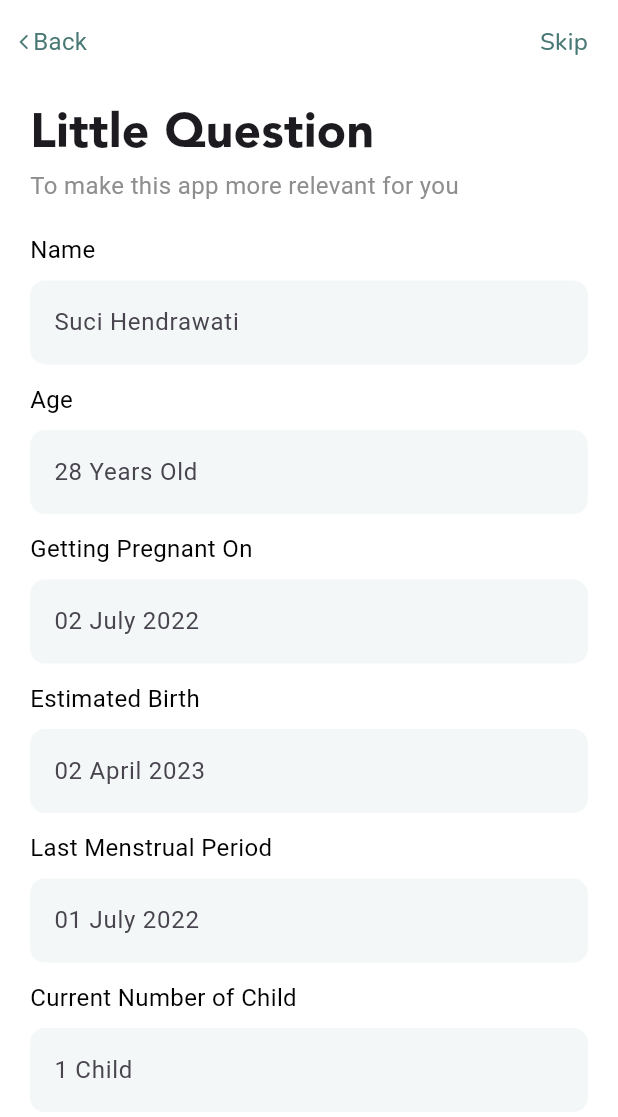
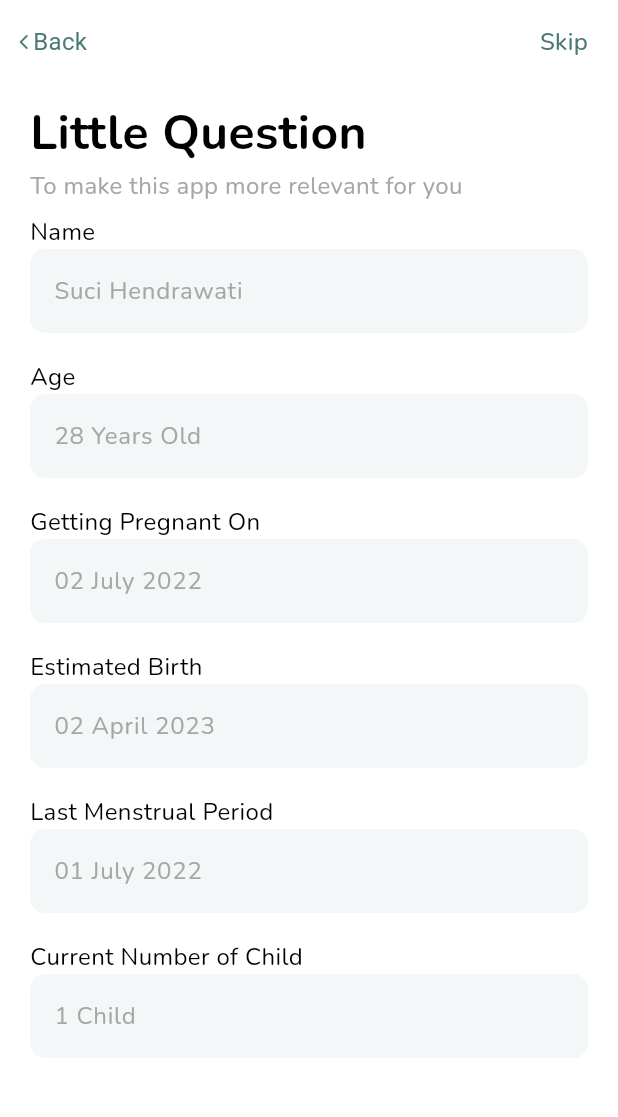
Before and after one commit to kiminandayo19/Mom_Kids_App, a Flutter app: the PreqQScreen screen opened by its route, on a phone screen of 412 x 824 dp. Shown: the top 1117 px of the screen. Run offline on Flutter 3.47's test engine with Material 2 defaults, Android fonts, the phone set to English and light mode, and no system bars; our stand-ins replace flutter_svg, fluttertoast, google_fonts, shared_preferences; accounts and stored records are empty; Roboto replaces fonts that are missing (Avenir-Roman).

Commit message:
adjustment part 2

```diff
--- /dev/null
+++ b/lib/Widgets/TextFieldLabeled/textFieldLabeled.dart
@@ -0,0 +1,64 @@
+import 'package:flutter/material.dart';
+import 'package:mom_and_kids_app/utils/constant.dart';
+
+// ignore: must_be_immutable
+class TextFieldLabeled extends StatefulWidget {
+  TextFieldLabeled({
+    Key? key,
+    required this.controller,
+    required this.inputType,
+    required this.hintText,
+    this.labelText = '',
+    this.width = double.infinity,
+  }) : super(key: key);
+
+  TextEditingController controller;
+  TextInputType inputType;
+  String hintText;
+  String labelText;
+  double width;
+
+  @override
+  State<TextFieldLabeled> createState() => _TextFieldLabeledState();
+}
+
+class _TextFieldLabeledState extends State<TextFieldLabeled> {
+  @override
+  Widget build(BuildContext context) {
+    return Padding(
+      padding: const EdgeInsets.symmetric(vertical: 8.0),
+      child: Column(
+        crossAxisAlignment: CrossAxisAlignment.start,
+        children: [
+          Text(
+            widget.labelText,
+            style: nunitoNormal(fontWeight: FontWeight.w400),
+          ),
+          SizedBox(
+            width: widget.width,
+            height: MediaQuery.of(context).size.height * 0.07,
+            child: TextFormField(
+              style: nunitoNormal(),
+              controller: widget.controller,
+              keyboardType: widget.inputType,
+              decoration: InputDecoration(
+                border: OutlineInputBorder(
+                  borderRadius: BorderRadius.circular(10),
+                  borderSide:
+                      const BorderSide(width: 0, style: BorderStyle.none),
+                ),
+                filled: true,
+                fillColor: whiteSystemHeavy,
+                hintText: widget.hintText,
+                hintStyle: nunitoNormal(
+                  color: whitePlaceHolder,
+                  fontWeight: FontWeight.w400,
+                ),
+              ),
+            ),
+          ),
+        ],
+      ),
+    );
+  }
+}
--- a/lib/screens/Questions/pregnant_q_screen.dart
+++ b/lib/screens/Questions/pregnant_q_screen.dart
@@ -1,7 +1,9 @@
 import 'package:flutter/material.dart';
 import 'package:mom_and_kids_app/Widgets/Button/button.dart';
+import 'package:mom_and_kids_app/Widgets/TextFieldLabeled/textFieldLabeled.dart';
 import 'package:mom_and_kids_app/screens/register/register_screen.dart';
 import 'package:mom_and_kids_app/Widgets/AppBars/navAppBar.dart';
+import 'package:mom_and_kids_app/utils/constant.dart';
 
 class PreqQScreen extends StatefulWidget {
   static String routesName = "/preg-q-page";
@@ -13,18 +15,14 @@ class PreqQScreen extends StatefulWidget {
 }
 
 class _PreqQScreenState extends State<PreqQScreen> {
-  final _qFormKey = GlobalKey<FormState>();
-  String? username;
-  int? userage;
-  DateTime? getpregnanton, estimatedBirth, mensPeriod;
-  int? currentchild;
-
-  TextEditingController txtUserName = TextEditingController();
-  TextEditingController txtUserAge = TextEditingController();
-  TextEditingController txtGetPregnantOn = TextEditingController();
-  TextEditingController txtEstimatedBirth = TextEditingController();
-  TextEditingController txtMensPeriod = TextEditingController();
-  TextEditingController txtCurrentChild = TextEditingController();
+  TextEditingController nameController = TextEditingController();
+  TextEditingController ageController = TextEditingController();
+  TextEditingController datePregnant = TextEditingController();
+  TextEditingController estimatedBirth = TextEditingController();
+  TextEditingController mensPeriod = TextEditingController();
+  TextEditingController currentChild = TextEditingController();
+  TextEditingController childHeight = TextEditingController();
+  TextEditingController childWeight = TextEditingController();
 
   @override
   Widget build(BuildContext context) {
@@ -56,21 +54,19 @@ class _PreqQScreenState extends State<PreqQScreen> {
                 child: Column(
                   crossAxisAlignment: CrossAxisAlignment.start,
                   children: [
-                    const Text(
+                    Text(
                       "Little Question",
-                      style:
-                          TextStyle(fontFamily: "Avenir-Black", fontSize: 32),
-                    ),
-                    const Text(
-                      "To make this app more relevant for you",
-                      style: TextStyle(
-                        fontFamily: "Avenir-Roman",
-                        fontSize: 16,
-                        color: Color(0XFF8E8E8E),
+                      style: nunitoNormal(
+                        fontSize: 32.0,
+                        fontWeight: FontWeight.w700,
                       ),
                     ),
-                    const SizedBox(
-                      height: 20,
+                    Text(
+                      "To make this app more relevant for you",
+                      style: nunitoNormal(
+                        color: whitePlaceHolder,
+                        fontWeight: FontWeight.w400,
+                      ),
                     ),
                     pregnantForm(),
                   ],
@@ -89,151 +85,47 @@ class _PreqQScreenState extends State<PreqQScreen> {
       child: Column(
         crossAxisAlignment: CrossAxisAlignment.start,
         children: [
-          const Text(
-            "Name",
-            style: TextStyle(
-                fontSize: 16, color: Colors.black, fontFamily: "Avenir-Roman"),
+          TextFieldLabeled(
+            labelText: 'Name',
+            controller: nameController,
+            inputType: TextInputType.text,
+            hintText: 'Suci Hendrawati',
           ),
-          const SizedBox(
-            height: 9,
+          TextFieldLabeled(
+            labelText: 'Age',
+            controller: ageController,
+            inputType: TextInputType.text,
+            hintText: '28 Years Old',
           ),
-          textForm(
-            txtUserName,
-            TextInputType.text,
-            "Suci Hendrawati",
+          TextFieldLabeled(
+            labelText: 'Getting Pregnant On',
+            controller: datePregnant,
+            inputType: TextInputType.text,
+            hintText: '02 July 2022',
           ),
-          const SizedBox(
-            height: 10,
+          TextFieldLabeled(
+            labelText: 'Estimated Birth',
+            controller: estimatedBirth,
+            inputType: TextInputType.text,
+            hintText: '02 April 2023',
           ),
-          const Text(
-            "Age",
-            style: TextStyle(
-                fontSize: 16, color: Colors.black, fontFamily: "Avenir-Roman"),
+          TextFieldLabeled(
+            labelText: 'Last Menstrual Period',
+            controller: mensPeriod,
+            inputType: TextInputType.text,
+            hintText: '01 July 2022',
           ),
-          const SizedBox(
-            height: 9,
-          ),
-          textForm(
-            txtUserAge,
-            TextInputType.text,
-            "28 Years Old",
-          ),
-          const SizedBox(
-            height: 10,
-          ),
-          const Text(
-            "Getting Pregnant On",
-            style: TextStyle(
-                fontSize: 16, color: Colors.black, fontFamily: "Avenir-Roman"),
-          ),
-          const SizedBox(
-            height: 9,
-          ),
-          textForm(
-            txtGetPregnantOn,
-            TextInputType.text,
-            "02 July 2022",
-          ),
-          const SizedBox(
-            height: 10,
-          ),
-          const Text(
-            "Estimated Birth",
-            style: TextStyle(
-              fontSize: 16,
-              color: Colors.black,
-              fontFamily: "Avenir-Roman",
-            ),
-          ),
-          const SizedBox(
-            height: 9,
-          ),
-          textForm(
-            txtEstimatedBirth,
-            TextInputType.text,
-            "02 April 2023",
-          ),
-          const SizedBox(
-            height: 10,
-          ),
-          const Text(
-            "Last Menstrual Period",
-            style: TextStyle(
-              fontSize: 16,
-              color: Colors.black,
-              fontFamily: "Avenir-Roman",
-            ),
-          ),
-          const SizedBox(
-            height: 9,
-          ),
-          textForm(
-            txtMensPeriod,
-            TextInputType.text,
-            "01 July 2022",
-          ),
-          const SizedBox(
-            height: 10,
-          ),
-          const Text(
-            "Current Number of Child",
-            style: TextStyle(
-              fontSize: 16,
-              color: Colors.black,
-              fontFamily: "Avenir-Roman",
-            ),
-          ),
-          const SizedBox(
-            height: 9,
-          ),
-          textForm(
-            txtEstimatedBirth,
-            TextInputType.text,
-            "1 Child",
+          TextFieldLabeled(
+            labelText: 'Current Number of Child',
+            controller: currentChild,
+            inputType: TextInputType.text,
+            hintText: '1 Child',
           ),
           SizedBox(
             height: MediaQuery.of(context).size.height * 0.02,
           ),
-          // Center(
-          //   child: Button(
-          //     width: 40,
-          //     height: 60,
-          //     radius: 100,
-          //     text: "Continue",
-          //     fontSize: 16,
-          //     routeTo: RegisterScreens.routesName,
-          //   ),
-          // ),
         ],
       ),
     );
   }
-
-  SizedBox textForm(
-    TextEditingController? controllerName,
-    TextInputType? inputType,
-    String? hintText,
-  ) {
-    return SizedBox(
-      width: MediaQuery.of(context).size.width,
-      height: MediaQuery.of(context).size.height * 0.07,
-      child: TextFormField(
-        controller: controllerName,
-        keyboardType: inputType,
-        decoration: InputDecoration(
-          border: OutlineInputBorder(
-            borderRadius: BorderRadius.circular(10),
-            borderSide: const BorderSide(width: 0, style: BorderStyle.none),
-          ),
-          filled: true,
-          fillColor: const Color(0XFFF4F7F8),
-          hintText: hintText,
-          hintStyle: const TextStyle(
-            fontSize: 16,
-            fontFamily: "Avenir-Roman",
-          ),
-        ),
-      ),
-    );
-  }
 }
--- a/lib/utils/constant.dart
+++ b/lib/utils/constant.dart
@@ -26,14 +26,6 @@ const blackSoft = Color.fromRGBO(0, 0, 0, 0.5);
 // Palette - Transparent
 const transparent = Colors.transparent;
 
-// Width & Height
-var deviceWidth = (BuildContext context) {
-  return MediaQuery.of(context).size.height;
-};
-var deviceHeight = (BuildContext context) {
-  return MediaQuery.of(context).size.width;
-};
-
 // Fonts
 var nunitoNormal = ({
   double fontSize = 16,
```
